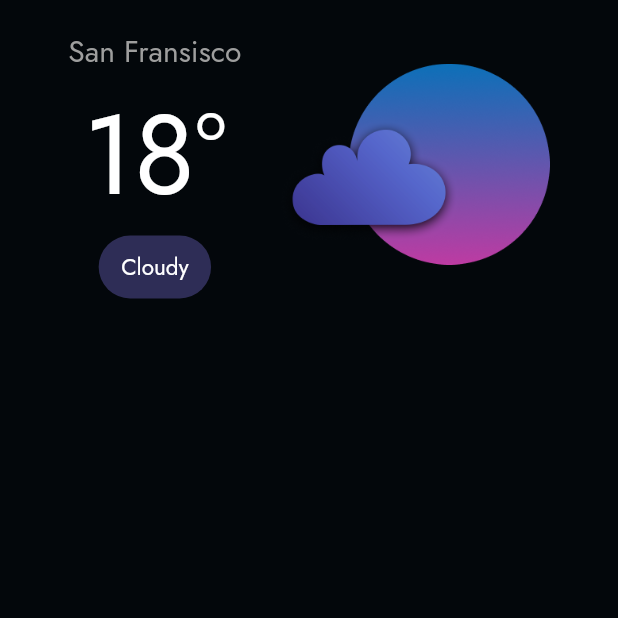
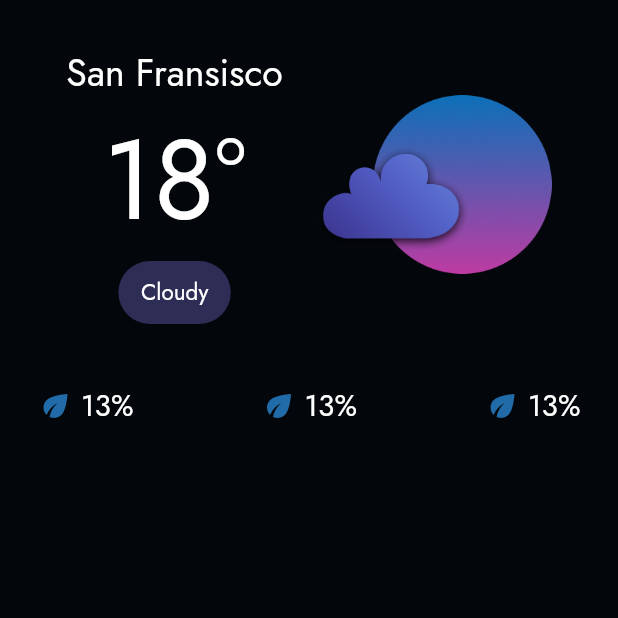
Before and after one commit to i-umairkhan/u_weather, a Flutter app: the screen it shows after launch, on a phone screen of 412 x 824 dp, the top half of it. Run offline on Flutter 3.47's test engine with Material 2 defaults, Android fonts, the phone set to English and light mode, and no system bars; our stand-ins replace google_fonts.

Commit message:
code reftoring

```diff
--- /dev/null
+++ b/lib/Components/icon_info.dart
@@ -0,0 +1,30 @@
+import 'package:flutter/material.dart';
+import 'package:google_fonts/google_fonts.dart';
+
+class IconInfo extends StatelessWidget {
+  const IconInfo({
+    Key? key,
+  }) : super(key: key);
+
+  @override
+  Widget build(BuildContext context) {
+    return Row(
+      children: [
+        const Icon(
+          Icons.eco,
+          color: Color.fromARGB(255, 32, 107, 168),
+        ),
+        const SizedBox(
+          width: 5,
+        ),
+        Text(
+          '13%',
+          style: GoogleFonts.jost(
+            fontSize: 20,
+            textStyle: const TextStyle(color: Colors.white),
+          ),
+        )
+      ],
+    );
+  }
+}
--- a/lib/Screens/home_screen.dart
+++ b/lib/Screens/home_screen.dart
@@ -1,5 +1,6 @@
 import 'package:flutter/material.dart';
 import 'package:google_fonts/google_fonts.dart';
+import '../Components/icon_info.dart';
 
 class HomeScreen extends StatelessWidget {
   const HomeScreen({Key? key}) : super(key: key);
@@ -9,9 +10,10 @@ class HomeScreen extends StatelessWidget {
     return Scaffold(
       backgroundColor: const Color(0XFF03070B),
       body: SafeArea(
-        child: Column(children: [
+        child: Column(
+          children: [
             Padding(
-            padding: const EdgeInsets.all(20.0),
+              padding: const EdgeInsets.symmetric(horizontal: 25, vertical: 30),
               child: Row(
                 mainAxisAlignment: MainAxisAlignment.spaceEvenly,
                 crossAxisAlignment: CrossAxisAlignment.center,
@@ -21,8 +23,8 @@ class HomeScreen extends StatelessWidget {
                       Text(
                         'San Fransisco',
                         style: GoogleFonts.jost(
-                        fontSize: 20,
-                        textStyle: const TextStyle(color: Colors.grey),
+                          fontSize: 25,
+                          textStyle: const TextStyle(color: Colors.white),
                         ),
                       ),
                       Text(
@@ -51,12 +53,24 @@ class HomeScreen extends StatelessWidget {
                   ),
                   Image.asset(
                     'images/cloudy.png',
-                  width: 180,
+                    width: 160,
                   ),
                 ],
               ),
+            ),
+            Padding(
+              padding: const EdgeInsets.symmetric(horizontal: 25, vertical: 10),
+              child: Row(
+                mainAxisAlignment: MainAxisAlignment.spaceBetween,
+                children: const [
+                  IconInfo(),
+                  IconInfo(),
+                  IconInfo(),
+                ],
+              ),
             )
-        ]),
+          ],
+        ),
       ),
     );
   }
```
Lines whose indentation alone changed are shown as unchanged.
